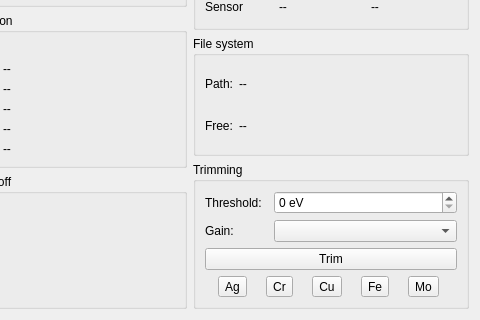
Qt form cct/qtgui2/devices/pilatus/pilatus.ui (awacha/cct) before a commit; both pictures show x 101 to 581 and y 102 to 422 of the 581 by 422 pixel window.
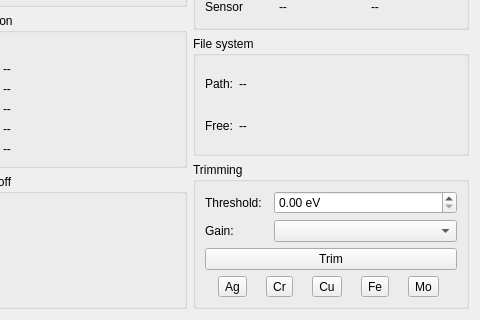
The same form after that commit. Icons and pictures are not drawn.

What changed in the file:
```diff
--- a/cct/qtgui2/devices/pilatus/pilatus.ui
+++ b/cct/qtgui2/devices/pilatus/pilatus.ui
@@ -451,20 +451,7 @@
            <string>Threshold:</string>
           </property>
           <property name="buddy">
-           <cstring>thresholdSpinBox</cstring>
-          </property>
-         </widget>
-        </item>
-        <item row="0" column="2">
-         <widget class="QSpinBox" name="thresholdSpinBox">
-          <property name="sizePolicy">
-           <sizepolicy hsizetype="MinimumExpanding" vsizetype="Fixed">
-            <horstretch>0</horstretch>
-            <verstretch>0</verstretch>
-           </sizepolicy>
-          </property>
-          <property name="suffix">
-           <string> eV</string>
+           <cstring>thresholdDoubleSpinBox</cstring>
           </property>
          </widget>
         </item>
@@ -532,6 +519,19 @@
           </item>
          </layout>
         </item>
+        <item row="0" column="2">
+         <widget class="QDoubleSpinBox" name="thresholdDoubleSpinBox">
+          <property name="sizePolicy">
+           <sizepolicy hsizetype="MinimumExpanding" vsizetype="Fixed">
+            <horstretch>0</horstretch>
+            <verstretch>0</verstretch>
+           </sizepolicy>
+          </property>
+          <property name="suffix">
+           <string> eV</string>
+          </property>
+         </widget>
+        </item>
        </layout>
       </widget>
      </item>
```
